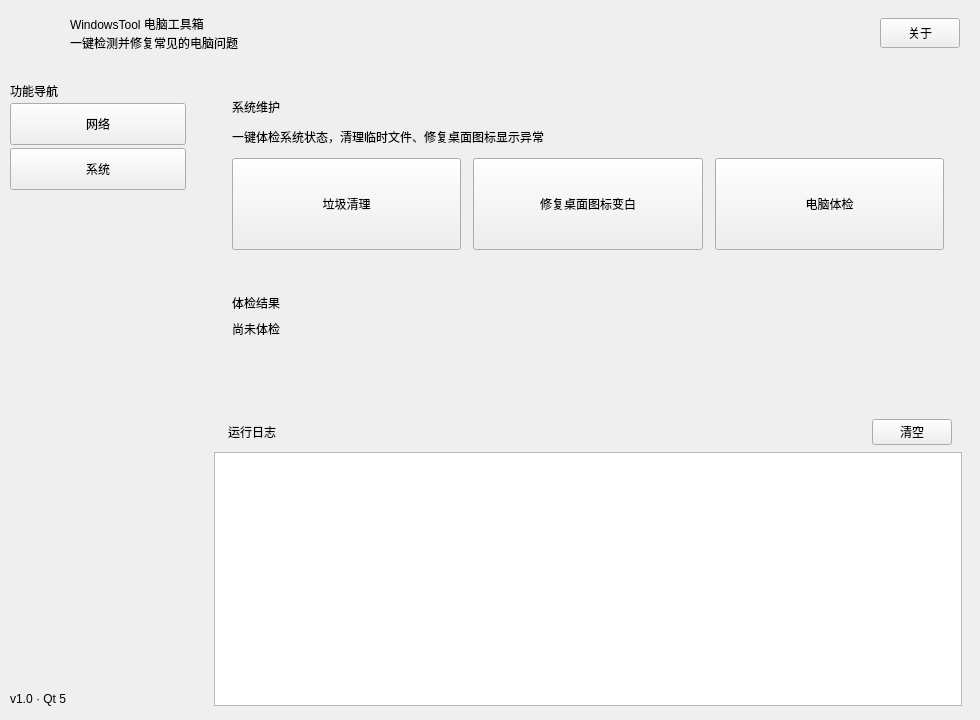
Old version of the form src/mainwindow.ui in the repository Obj4ct/WindowsTool.
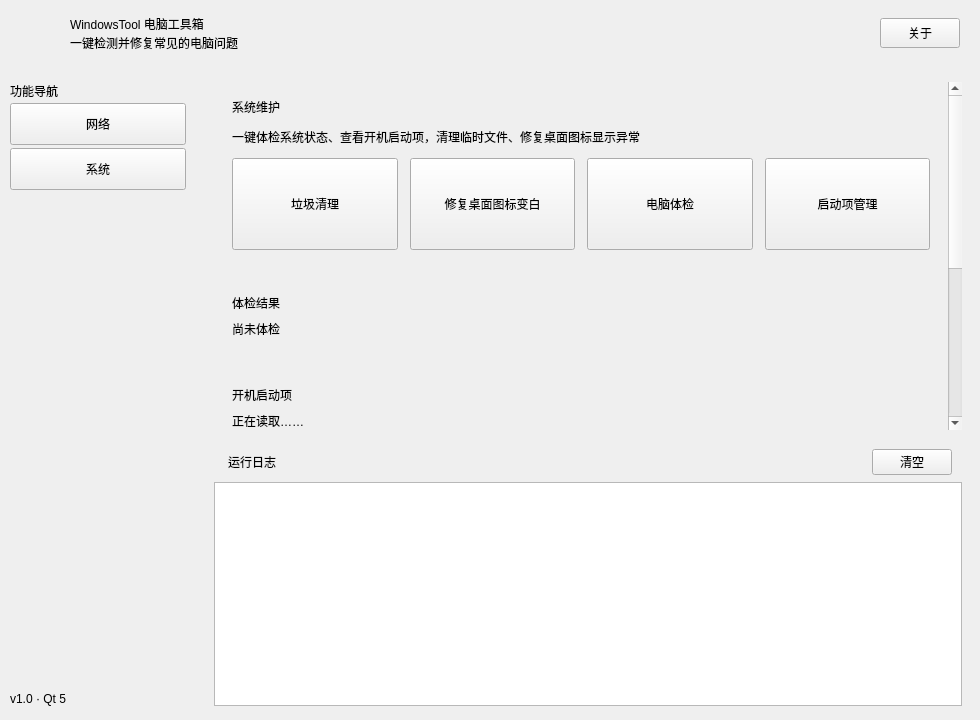
New version of the form. The open tabs and pages were chosen to show the change.

Commit message:
新增开机启动项管理（只读展示）
通过 startup.ps1 采集 HKCU/HKLM Run 键、Wow6432Node 与启动文件夹项，
以 JSON 输出后由 Qt 渲染成列表；改动前不做任何写操作，仅展示来源、
名称与启动命令。系统页改为可滚动容器，结果卡片自动滚入视野，体检与
启动项结果卡片互斥显示。

What changed in the file:
```diff
--- a/src/mainwindow.ui
+++ b/src/mainwindow.ui
@@ -506,8 +506,18 @@
              </item>
             </layout>
            </widget>
-           <widget class="QWidget" name="pageSystem">
-            <layout class="QVBoxLayout" name="pageSystemLayout">
+           <widget class="QScrollArea" name="pageSystem">
+            <property name="frameShape">
+             <enum>QFrame::NoFrame</enum>
+            </property>
+            <property name="horizontalScrollBarPolicy">
+             <enum>Qt::ScrollBarAlwaysOff</enum>
+            </property>
+            <property name="widgetResizable">
+             <bool>true</bool>
+            </property>
+            <widget class="QWidget" name="pageSystemInner">
+             <layout class="QVBoxLayout" name="pageSystemLayout">
              <property name="spacing">
               <number>12</number>
              </property>
@@ -554,7 +564,7 @@
                 <item>
                  <widget class="QLabel" name="cardHintSys">
                   <property name="text">
-                   <string>一键体检系统状态，清理临时文件、修复桌面图标显示异常</string>
+                   <string>一键体检系统状态、查看开机启动项，清理临时文件、修复桌面图标显示异常</string>
                   </property>
                  </widget>
                 </item>
@@ -629,6 +639,28 @@
                     </property>
                    </widget>
                   </item>
+                  <item>
+                   <widget class="QToolButton" name="btn_startup">
+                    <property name="sizePolicy">
+                     <sizepolicy hsizetype="Expanding" vsizetype="Fixed">
+                      <horstretch>1</horstretch>
+                      <verstretch>0</verstretch>
+                     </sizepolicy>
+                    </property>
+                    <property name="minimumSize">
+                     <size>
+                      <width>0</width>
+                      <height>92</height>
+                     </size>
+                    </property>
+                    <property name="toolButtonStyle">
+                     <enum>Qt::ToolButtonTextUnderIcon</enum>
+                    </property>
+                    <property name="text">
+                     <string>启动项管理</string>
+                    </property>
+                   </widget>
+                  </item>
                  </layout>
                 </item>
                </layout>
@@ -699,6 +731,94 @@
                </layout>
               </widget>
              </item>
+             <item>
+              <widget class="QFrame" name="cardStartup">
+               <property name="visible">
+                <bool>false</bool>
+               </property>
+               <property name="frameShape">
+                <enum>QFrame::NoFrame</enum>
+               </property>
+               <layout class="QVBoxLayout" name="startupLayout">
+                <property name="spacing">
+                 <number>8</number>
+                </property>
+                <property name="leftMargin">
+                 <number>18</number>
+                </property>
+                <property name="topMargin">
+                 <number>14</number>
+                </property>
+                <property name="rightMargin">
+                 <number>18</number>
+                </property>
+                <property name="bottomMargin">
+                 <number>14</number>
+                </property>
+                <item>
+                 <widget class="QLabel" name="startupTitle">
+                  <property name="text">
+                   <string>开机启动项</string>
+                  </property>
+                 </widget>
+                </item>
+                <item>
+                 <widget class="QLabel" name="startupSummary">
+                  <property name="text">
+                   <string>正在读取……</string>
+                  </property>
+                  <property name="wordWrap">
+                   <bool>true</bool>
+                  </property>
+                 </widget>
+                </item>
+                <item>
+                 <widget class="QScrollArea" name="startupScroll">
+                  <property name="minimumSize">
+                   <size>
+                    <width>0</width>
+                    <height>235</height>
+                   </size>
+                  </property>
+                  <property name="maximumSize">
+                   <size>
+                    <width>16777215</width>
+                    <height>235</height>
+                   </size>
+                  </property>
+                  <property name="frameShape">
+                   <enum>QFrame::NoFrame</enum>
+                  </property>
+                  <property name="horizontalScrollBarPolicy">
+                   <enum>Qt::ScrollBarAlwaysOff</enum>
+                  </property>
+                  <property name="widgetResizable">
+                   <bool>true</bool>
+                  </property>
+                  <widget class="QWidget" name="startupRows">
+                   <layout class="QVBoxLayout" name="startupRowsLayout">
+                    <property name="spacing">
+                     <number>8</number>
+                    </property>
+                    <property name="leftMargin">
+                     <number>0</number>
+                    </property>
+                    <property name="topMargin">
+                     <number>0</number>
+                    </property>
+                    <property name="rightMargin">
+                     <number>0</number>
+                    </property>
+                    <property name="bottomMargin">
+                     <number>0</number>
+                    </property>
+                   </layout>
+                  </widget>
+                 </widget>
+                </item>
+               </layout>
+              </widget>
+             </item>
              <item>
               <spacer name="sysPageSpacer">
                <property name="orientation">
@@ -713,6 +833,7 @@
               </spacer>
              </item>
             </layout>
+            </widget>
            </widget>
           </widget>
          </item>
```
The commit also changes 7 other files.
